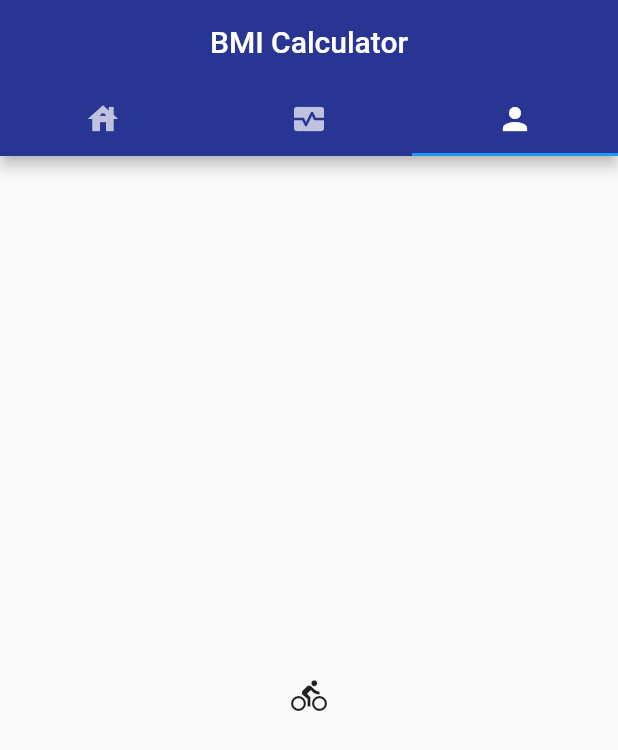
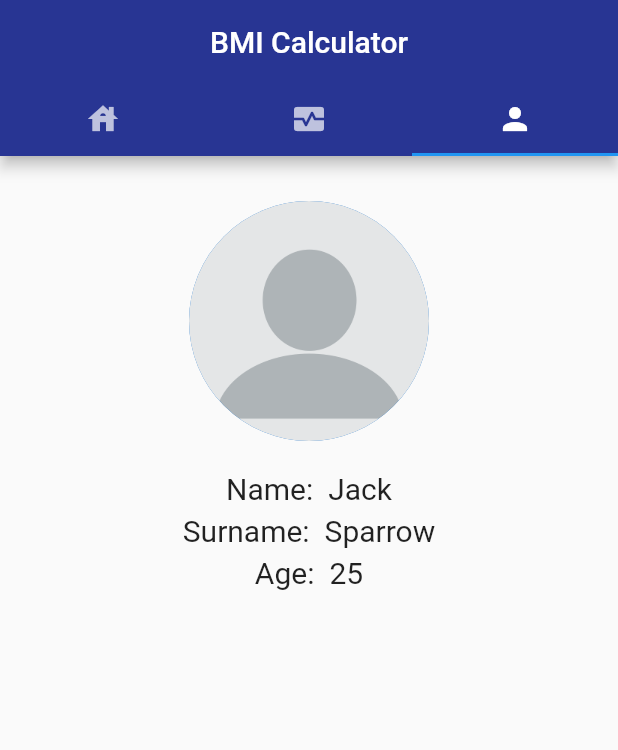
Before and after one commit to focuscw0w/BMI_calculator, a Flutter app: the screen it shows after launch, tab 3 chosen, on a phone screen of 412 x 824 dp. Shown: the top 750 px of the screen. Run offline on Flutter 3.47's test engine with Material 2 defaults, Android fonts, the phone set to English and light mode, and no system bars.

Commit message:
new profile tabview

```diff
--- /dev/null
+++ b/lib/TabViews/ProfileView.dart
@@ -0,0 +1,56 @@
+import 'package:flutter/material.dart';
+
+class ProfileView extends StatelessWidget {
+  const ProfileView({Key? key}) : super(key: key);
+
+  @override
+  Widget build(BuildContext context) {
+    return Center(
+      child: Container(
+        margin: EdgeInsets.symmetric(vertical: 30),
+        child: Column(
+          mainAxisAlignment: MainAxisAlignment.start,
+          children: <Widget>[
+            CircleAvatar(
+              radius: 80,
+              backgroundImage: AssetImage("assets/profile.webp"),
+            ),
+            Container(
+              margin: EdgeInsets.symmetric(vertical: 20),
+              child: Column(
+                children: const <Widget>[
+                  Row(
+                    mainAxisAlignment: MainAxisAlignment.center,
+                    children: <Widget>[
+                      Text("Name:", style: TextStyle(fontSize: 20)),
+                      SizedBox(width: 10),
+                      Text("Jack", style: TextStyle(fontSize: 20))
+                    ],
+                  ),
+                  SizedBox(height: 5),
+                  Row(
+                    mainAxisAlignment: MainAxisAlignment.center,
+                    children: <Widget>[
+                      Text("Surname:", style: TextStyle(fontSize: 20)),
+                      SizedBox(width: 10),
+                      Text("Sparrow", style: TextStyle(fontSize: 20))
+                    ],
+                  ),
+                  SizedBox(height: 5),
+                  Row(
+                    mainAxisAlignment: MainAxisAlignment.center,
+                    children: <Widget>[
+                      Text("Age:", style: TextStyle(fontSize: 20)),
+                      SizedBox(width: 10),
+                      Text("25", style: TextStyle(fontSize: 20))
+                    ],
+                  ),
+                ],
+              ),
+            )
+          ],
+        ),
+      ),
+    );
+  }
+}
--- a/lib/main.dart
+++ b/lib/main.dart
@@ -8,7 +8,6 @@ void main() {
 class MyApp extends StatelessWidget {
   const MyApp({super.key});
 
-  // This widget is the root of your application.
   @override
   Widget build(BuildContext context) {
     return MaterialApp(
--- a/lib/pages/Home.dart
+++ b/lib/pages/Home.dart
@@ -1,5 +1,6 @@
 import 'package:flutter/material.dart';
 import 'package:login_register/TabViews/HomeView.dart';
+import 'package:login_register/TabViews/ProfileView.dart';
 
 class Home extends StatefulWidget {
   const Home({Key? key}) : super(key: key);
@@ -30,7 +31,7 @@ class _HomeState extends State<Home> {
           children: [
             HomeView(),
             Icon(Icons.directions_transit),
-            Icon(Icons.directions_bike),
+            ProfileView()
           ],
         ),
       ),
--- a/pubspec.yaml
+++ b/pubspec.yaml
@@ -59,9 +59,8 @@ flutter:
   uses-material-design: true
 
   # To add assets to your application, add an assets section, like this:
-  # assets:
-  #   - images/a_dot_burr.jpeg
-  #   - images/a_dot_ham.jpeg
+  assets:
+    - assets/profile.webp
 
   # An image asset can refer to one or more resolution-specific "variants", see
   # https://flutter.dev/assets-and-images/#resolution-aware
```
Also changed, not shown: lib/TabViews/HomeView.dart (+28 -1 lines), lib/pages/Profile.dart (deleted, +0 -10 lines), assets/profile.webp (added), lib/TabViews/CalculatorView.dart (renamed from lib/pages/Calculator.dart).
